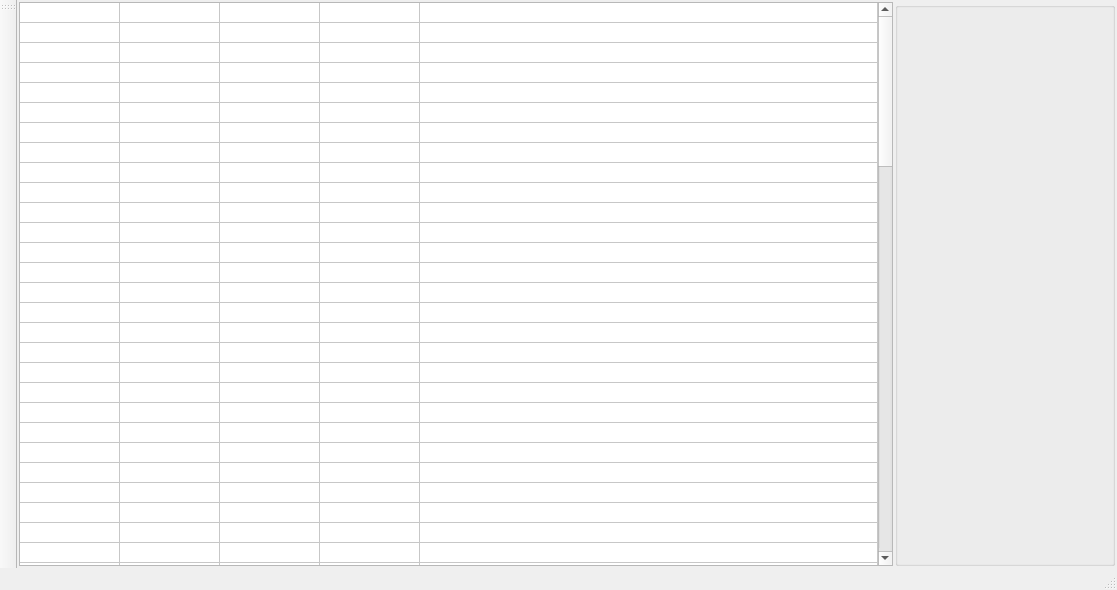
Qt form ui/wnd_server.ui (decenfrontier/PyNetAuth) before a commit.
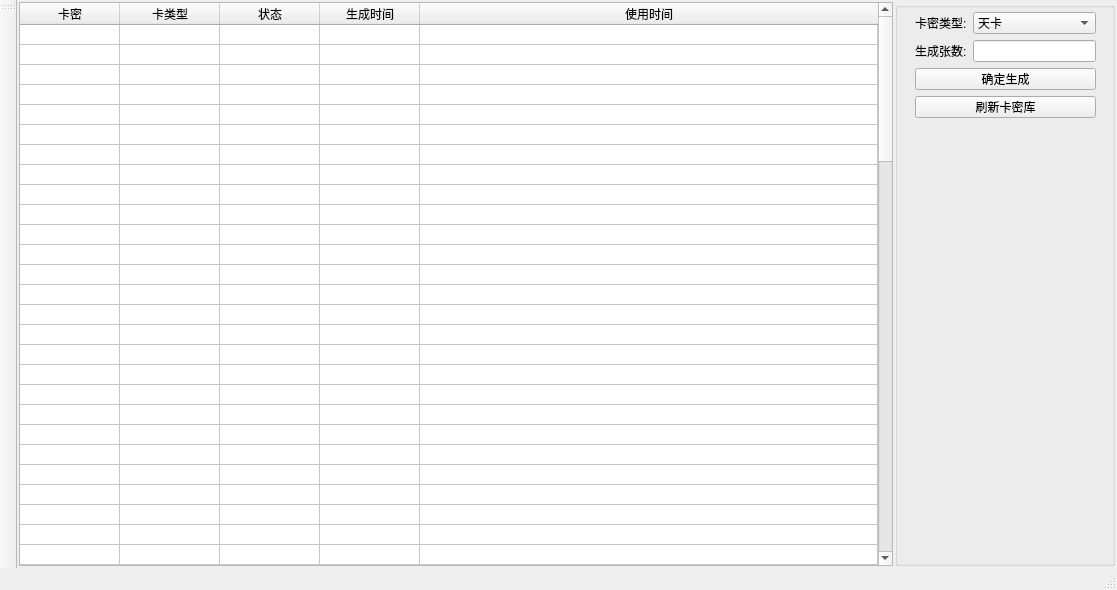
The same form after that commit. The open tabs and pages were chosen to show the change.

The edit to the form file:
```diff
--- a/ui/wnd_server.ui
+++ b/ui/wnd_server.ui
@@ -507,7 +507,7 @@
              <number>100</number>
             </property>
             <attribute name="horizontalHeaderVisible">
-             <bool>false</bool>
+             <bool>true</bool>
             </attribute>
             <attribute name="horizontalHeaderStretchLastSection">
              <bool>true</bool>
@@ -623,27 +623,27 @@
             <row/>
             <column>
              <property name="text">
-              <string>card_key</string>
+              <string>卡密</string>
              </property>
             </column>
             <column>
              <property name="text">
-              <string>state</string>
+              <string>卡类型</string>
              </property>
             </column>
             <column>
              <property name="text">
-              <string>type</string>
+              <string>状态</string>
              </property>
             </column>
             <column>
              <property name="text">
-              <string>gen_time</string>
+              <string>生成时间</string>
              </property>
             </column>
             <column>
              <property name="text">
-              <string>use_time</string>
+              <string>使用时间</string>
              </property>
             </column>
            </widget>
@@ -659,6 +659,93 @@
             <property name="title">
              <string/>
             </property>
+            <widget class="QWidget" name="layoutWidget">
+             <property name="geometry">
+              <rect>
+               <x>20</x>
+               <y>10</y>
+               <width>181</width>
+               <height>106</height>
+              </rect>
+             </property>
+             <layout class="QGridLayout" name="gridLayout_6">
+              <item row="1" column="0">
+               <widget class="QLabel" name="label_2">
+                <property name="text">
+                 <string>生成张数:</string>
+                </property>
+               </widget>
+              </item>
+              <item row="0" column="0">
+               <widget class="QLabel" name="label_4">
+                <property name="text">
+                 <string>卡密类型:</string>
+                </property>
+               </widget>
+              </item>
+              <item row="1" column="1">
+               <widget class="QLineEdit" name="edt_card_num">
+                <property name="inputMask">
+                 <string/>
+                </property>
+                <property name="placeholderText">
+                 <string/>
+                </property>
+                <property name="clearButtonEnabled">
+                 <bool>false</bool>
+                </property>
+               </widget>
+              </item>
+              <item row="6" column="0" colspan="2">
+               <widget class="QPushButton" name="btn_card_refresh">
+                <property name="text">
+                 <string>刷新卡密库</string>
+                </property>
+               </widget>
+              </item>
+              <item row="0" column="1">
+               <widget class="QComboBox" name="cmb_card_type">
+                <item>
+                 <property name="text">
+                  <string>天卡</string>
+                 </property>
+                </item>
+                <item>
+                 <property name="text">
+                  <string>周卡</string>
+                 </property>
+                </item>
+                <item>
+                 <property name="text">
+                  <string>月卡</string>
+                 </property>
+                </item>
+                <item>
+                 <property name="text">
+                  <string>季卡</string>
+                 </property>
+                </item>
+                <item>
+                 <property name="text">
+                  <string>年卡</string>
+                 </property>
+                </item>
+                <item>
+                 <property name="text">
+                  <string>永久卡</string>
+                 </property>
+                </item>
+               </widget>
+              </item>
+              <item row="5" column="0" colspan="2">
+               <widget class="QPushButton" name="btn_card_gen">
+                <property name="text">
+                 <string>确定生成</string>
+                </property>
+               </widget>
+              </item>
+             </layout>
+            </widget>
            </widget>
           </item>
          </layout>
```
Left out of the diff: 6 changed lines with no effect on the pictures.
